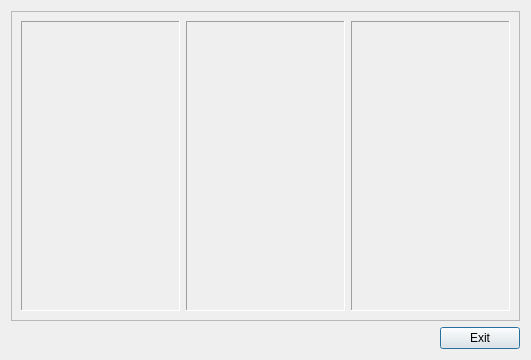
Before: the Qt Designer form satur/scada/history.ui in vanessaorgua/talne, drawn with Qt 5.
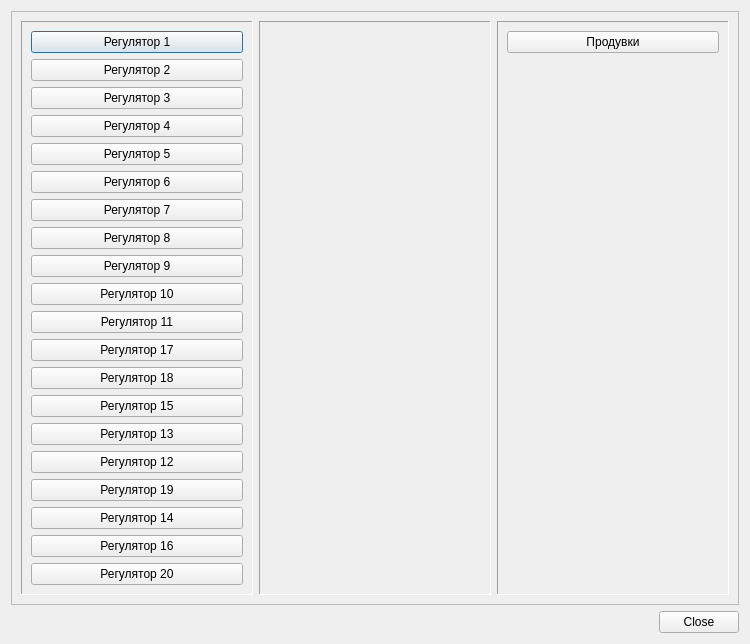
After: the same form once the commit is applied.

Diff of the .ui file:
```diff
--- a/satur/scada/history.ui
+++ b/satur/scada/history.ui
@@ -6,8 +6,8 @@
    <rect>
     <x>0</x>
     <y>0</y>
-    <width>531</width>
-    <height>360</height>
+    <width>750</width>
+    <height>599</height>
    </rect>
   </property>
   <property name="windowTitle">
@@ -32,6 +32,146 @@
          <enum>QFrame::Sunken</enum>
         </property>
         <layout class="QVBoxLayout" name="verticalLayout">
+         <item>
+          <widget class="QPushButton" name="reg_1">
+           <property name="text">
+            <string>Регулятор 1</string>
+           </property>
+          </widget>
+         </item>
+         <item>
+          <widget class="QPushButton" name="reg_2">
+           <property name="text">
+            <string>Регулятор 2</string>
+           </property>
+          </widget>
+         </item>
+         <item>
+          <widget class="QPushButton" name="reg_3">
+           <property name="text">
+            <string>Регулятор 3</string>
+           </property>
+          </widget>
+         </item>
+         <item>
+          <widget class="QPushButton" name="reg_4">
+           <property name="text">
+            <string>Регулятор 4</string>
+           </property>
+          </widget>
+         </item>
+         <item>
+          <widget class="QPushButton" name="reg_5">
+           <property name="text">
+            <string>Регулятор 5</string>
+           </property>
+          </widget>
+         </item>
+         <item>
+          <widget class="QPushButton" name="reg_6">
+           <property name="text">
+            <string>Регулятор 6</string>
+           </property>
+          </widget>
+         </item>
+         <item>
+          <widget class="QPushButton" name="reg_7">
+           <property name="text">
+            <string>Регулятор 7</string>
+           </property>
+          </widget>
+         </item>
+         <item>
+          <widget class="QPushButton" name="reg_8">
+           <property name="text">
+            <string>Регулятор 8</string>
+           </property>
+          </widget>
+         </item>
+         <item>
+          <widget class="QPushButton" name="reg_9">
+           <property name="text">
+            <string>Регулятор 9</string>
+           </property>
+          </widget>
+         </item>
+         <item>
+          <widget class="QPushButton" name="reg_10">
+           <property name="text">
+            <string>Регулятор 10</string>
+           </property>
+          </widget>
+         </item>
+         <item>
+          <widget class="QPushButton" name="reg_11">
+           <property name="text">
+            <string>Регулятор 11</string>
+           </property>
+          </widget>
+         </item>
+         <item>
+          <widget class="QPushButton" name="reg_17">
+           <property name="text">
+            <string>Регулятор 17</string>
+           </property>
+          </widget>
+         </item>
+         <item>
+          <widget class="QPushButton" name="reg_18">
+           <property name="text">
+            <string>Регулятор 18</string>
+           </property>
+          </widget>
+         </item>
+         <item>
+          <widget class="QPushButton" name="reg_15">
+           <property name="text">
+            <string>Регулятор 15</string>
+           </property>
+          </widget>
+         </item>
+         <item>
+          <widget class="QPushButton" name="reg_13">
+           <property name="text">
+            <string>Регулятор 13</string>
+           </property>
+          </widget>
+         </item>
+         <item>
+          <widget class="QPushButton" name="reg_12">
+           <property name="text">
+            <string>Регулятор 12</string>
+           </property>
+          </widget>
+         </item>
+         <item>
+          <widget class="QPushButton" name="reg_19">
+           <property name="text">
+            <string>Регулятор 19</string>
+           </property>
+          </widget>
+         </item>
+         <item>
+          <widget class="QPushButton" name="reg_14">
+           <property name="text">
+            <string>Регулятор 14</string>
+           </property>
+          </widget>
+         </item>
+         <item>
+          <widget class="QPushButton" name="reg_16">
+           <property name="text">
+            <string>Регулятор 16</string>
+           </property>
+          </widget>
+         </item>
+         <item>
+          <widget class="QPushButton" name="reg_20">
+           <property name="text">
+            <string>Регулятор 20</string>
+           </property>
+          </widget>
+         </item>
          <item>
           <spacer name="verticalSpacer">
            <property name="orientation">
@@ -82,6 +222,13 @@
          <enum>QFrame::Sunken</enum>
         </property>
         <layout class="QVBoxLayout" name="verticalLayout_3">
+         <item>
+          <widget class="QPushButton" name="bleding">
+           <property name="text">
+            <string>Продувки</string>
+           </property>
+          </widget>
+         </item>
          <item>
           <spacer name="verticalSpacer_3">
            <property name="orientation">
@@ -117,7 +264,7 @@
    <item row="1" column="1">
     <widget class="QPushButton" name="Exit">
      <property name="text">
-      <string>Exit</string>
+      <string>Close</string>
      </property>
     </widget>
    </item>
```
